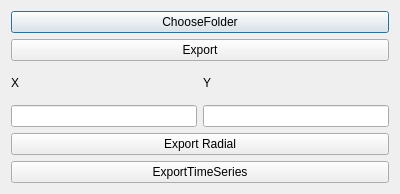
The window that importmoisturedata.ui (ArashMassoudieh/DryWellScriptGenerator) describes before a commit, drawn with Qt 5.
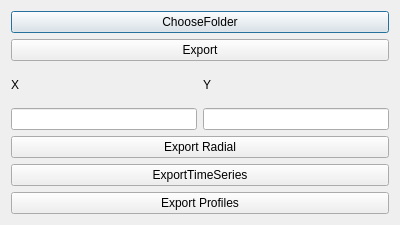
The same window after the commit.

```diff
--- a/importmoisturedata.ui
+++ b/importmoisturedata.ui
@@ -7,7 +7,7 @@
     <x>0</x>
     <y>0</y>
     <width>400</width>
-    <height>194</height>
+    <height>225</height>
    </rect>
   </property>
   <property name="windowTitle">
@@ -74,6 +74,13 @@
      </property>
     </widget>
    </item>
+   <item>
+    <widget class="QPushButton" name="ExportProfiles">
+     <property name="text">
+      <string>Export Profiles</string>
+     </property>
+    </widget>
+   </item>
   </layout>
  </widget>
  <resources/>
```
